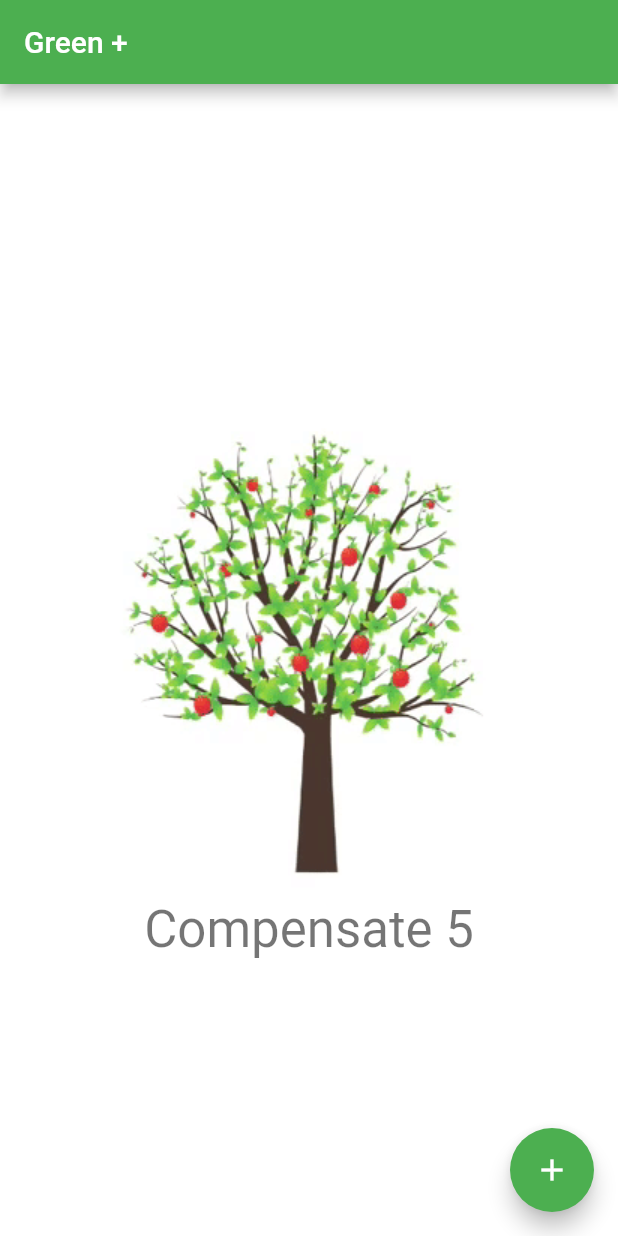
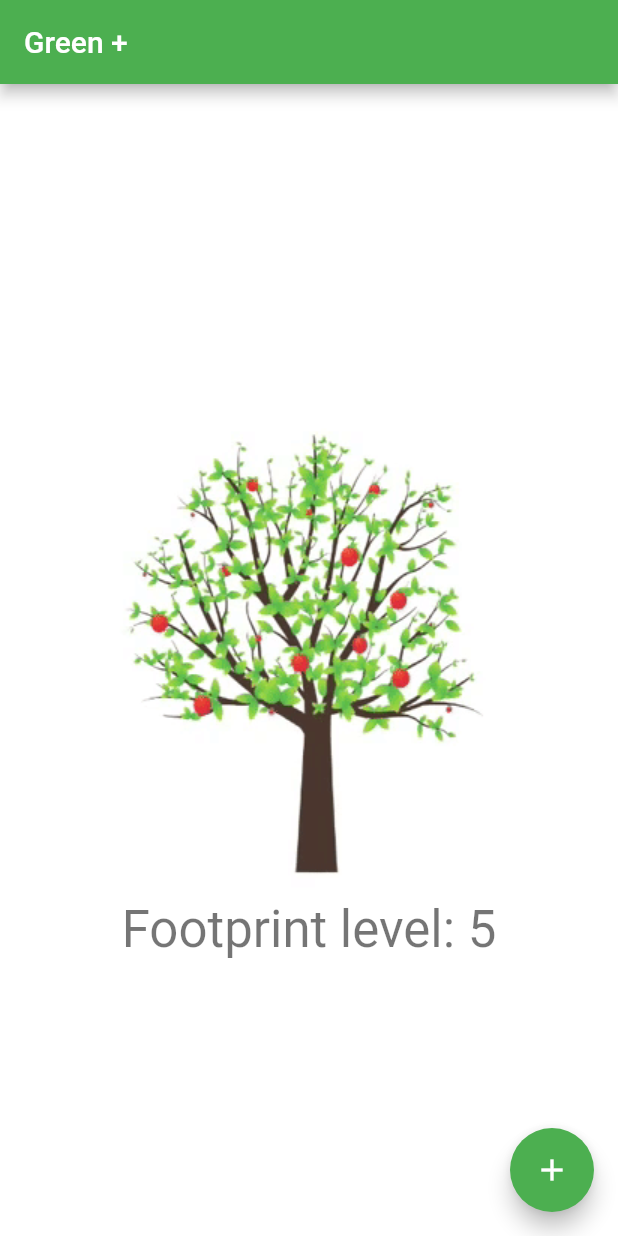
Before and after one commit to greenplus-life/app, a Flutter app: the screen it shows after launch, on a phone screen of 412 x 824 dp. Run offline on Flutter 3.47's test engine with Material 2 defaults, Android fonts, the phone set to English and light mode, and no system bars.

Commit message:
[UPDATE] refactoring

```diff
--- a/lib/main.dart
+++ b/lib/main.dart
@@ -143,7 +143,7 @@ class _MyHomePageState extends State<MyHomePage> {
               ],
             ),
             Text(
-              'Compensate $imageNr',
+              'Footprint level: $imageNr',
               style: Theme.of(context).textTheme.display1,
             ),
           ],
```
